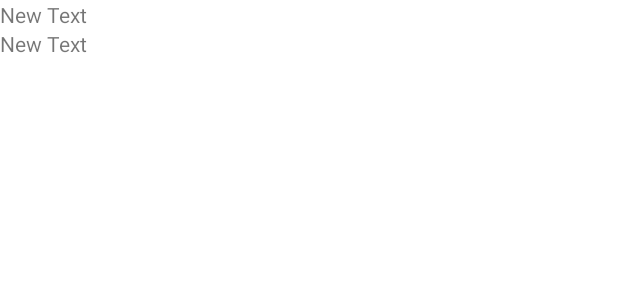
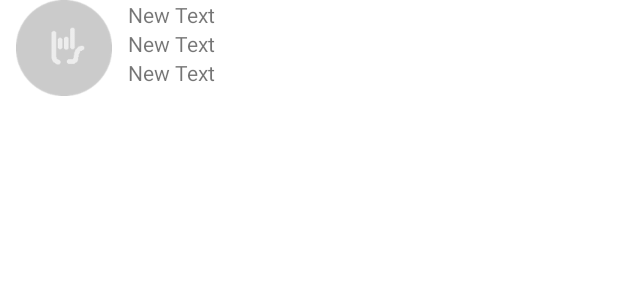
Before and after one commit to ekreative/testbuild-rocks-android, an Android app: the layout item_build.xml on its own in the app's theme, with its tools: preview values and no code run, on a phone screen of 412 x 824 dp. Shown: the top 300 px of the screen. Run offline under Robolectric (Android 15) with nearby library versions, the phone set to English and light mode, and no system bars.

Commit message:
added build item elements, log out

```diff
--- a/app/src/main/res/layout/activity_project.xml
+++ b/app/src/main/res/layout/activity_project.xml
@@ -57,6 +57,6 @@
 		app:borderWidth="0dp"
 		app:fabSize="normal"
 		app:layout_anchor="@id/recycler_view"
-		app:layout_anchorGravity="bottom|right|end"/>
+		app:layout_anchorGravity="top|right|end"/>
 
 </android.support.design.widget.CoordinatorLayout>
--- a/app/src/main/res/layout/item_build.xml
+++ b/app/src/main/res/layout/item_build.xml
@@ -1,8 +1,24 @@
 <?xml version="1.0" encoding="utf-8"?>
 <RelativeLayout xmlns:android="http://schemas.android.com/apk/res/android"
 				android:layout_width="match_parent"
-				android:layout_height="wrap_content"
-				android:minHeight="?attr/listPreferredItemHeight">
+				android:layout_height="?attr/listPreferredItemHeight">
+
+	<ImageView
+		android:id="@+id/ph_icon"
+		android:layout_width="wrap_content"
+		android:layout_height="wrap_content"
+		android:layout_alignParentLeft="true"
+		android:src="@drawable/ph_list"/>
+
+	<ImageView
+		android:id="@+id/img_icon"
+		android:layout_width="match_parent"
+		android:layout_height="match_parent"
+		android:layout_alignBottom="@+id/ph_icon"
+		android:layout_alignLeft="@+id/ph_icon"
+		android:layout_alignParentLeft="true"
+		android:layout_alignRight="@+id/ph_icon"
+		android:layout_alignTop="@+id/ph_icon"/>
 
 	<TextView
 		android:id="@+id/txt_name"
@@ -20,4 +36,13 @@
 		android:layout_toRightOf="@+id/img_icon"
 		android:layout_below="@+id/txt_name"/>
 
+	<TextView
+		android:id="@+id/txt_comment"
+		android:layout_width="match_parent"
+		android:layout_height="match_parent"
+		android:text="New Text"
+		android:singleLine="true"
+		android:layout_toRightOf="@+id/img_icon"
+		android:layout_below="@+id/txt_date"/>
+
 </RelativeLayout>
--- a/app/src/main/res/values/strings.xml
+++ b/app/src/main/res/values/strings.xml
@@ -2,7 +2,7 @@
 	<string name="app_name">TestBuild Rocks</string>
 
 	<string name="hello_world">Hello world!</string>
-	<string name="action_settings">Settings</string>
+	<string name="action_settings">Log out</string>
 	<string name="title_activity_splash">SplashActivity</string>
 	<string name="dummy_button">Dummy Button</string>
 	<string name="dummy_content">DUMMY\nCONTENT</string>
```
Also changed, not shown: app/src/main/java/rocks/testbuild/activities/MainActivity.java (+38 -21 lines), app/src/main/java/rocks/testbuild/adapters/BuildAdapter.java (+17 -3 lines).
